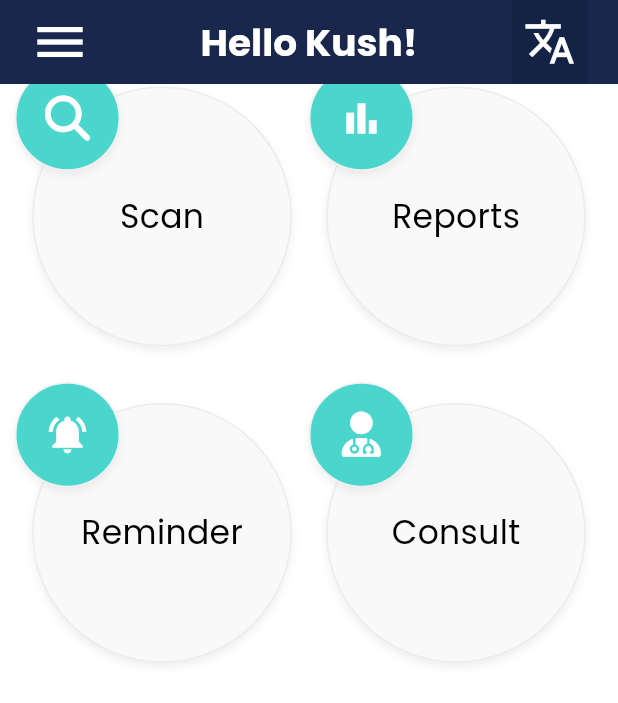
After one commit to Kushagr789/DermAid, a Flutter app: the Dashboard screen opened directly, scrolled down 576 dp, after a tap on the "menu" icon, on a phone screen of 412 x 824 dp. The commit adds this screen. Shown: the top 703 px of the screen. Run offline on Flutter 3.47's test engine with Material 3 defaults, Android fonts, the phone set to English and light mode, and no system bars; our stand-ins replace carousel_slider, dots_indicator, flutter_rating_bar, font_awesome_flutter, google_fonts, shared_preferences and 1 more; accounts and stored records are empty; network calls fail.

Commit message:
Dashboard UI completed

```diff
--- a/lib/Data/Const.dart
+++ b/lib/Data/Const.dart
@@ -1,3 +1,7 @@
+import 'package:flutter/cupertino.dart';
+import 'package:flutter/material.dart';
+import 'package:font_awesome_flutter/font_awesome_flutter.dart';
+
 class DoctorCardData{
   final List<Map>Doctors=[
     {
@@ -66,3 +70,24 @@ class DoctorCardData{
 
   ];
 }
+class FeatureData{
+final List<Map<String,dynamic>> feature=[
+  {
+    'text':"Scan",
+    'icon':FontAwesomeIcons.search,
+  },
+  {
+    'text':"Reports",
+    'icon':Icons.bar_chart,
+  },
+  {
+    'text':"Reminder",
+    'icon':Icons.notifications_active,
+  },
+  {
+    'text':"Consult",
+    'icon':FontAwesomeIcons.userDoctor,
+  },
+
+];
+}
--- /dev/null
+++ b/lib/Screens/Dashboard.dart
@@ -0,0 +1,185 @@
+import 'package:carousel_slider/carousel_slider.dart';
+import 'package:derm_aid/Data/Const.dart';
+import 'package:derm_aid/Widgets/Widgets.dart';
+import 'package:flutter/material.dart';
+import 'package:font_awesome_flutter/font_awesome_flutter.dart';
+
+class Dashboard extends StatefulWidget {
+  const Dashboard({super.key});
+
+  @override
+  State<Dashboard> createState() => _DashboardState();
+}
+
+class _DashboardState extends State<Dashboard> {
+  @override
+  Widget build(BuildContext context) {
+    final size=MediaQuery.of(context).size;
+    return Scaffold(
+      body: CustomScrollView(
+        slivers: [
+          SliverAppBar(
+            leadingWidth: 80,
+            leading: IconButton(onPressed: (){},
+                icon: Icon(Icons.menu,color: Colors.white,size: 40,)
+            ),
+            centerTitle: true,
+            title: Text(
+              "Hello Kush!",
+              style: TextStyle(
+                  fontSize: 25,
+                  fontWeight: FontWeight.bold,
+                  color: Colors.white
+              ),
+            ),
+            actions: [
+              Container(
+                color: Color.fromRGBO(19, 35, 70, 1),
+                margin: EdgeInsets.only(right: 20),
+                child: Center(
+                  child: IconButton(
+                    icon: Icon(Icons.translate,color: Colors.white,size: 35,),
+                    onPressed: (){},
+                  )
+                ),
+              )
+            ],
+            expandedHeight: 300,
+            pinned: true,
+            backgroundColor: Color.fromRGBO(19, 35, 70, 1),
+
+            flexibleSpace: FlexibleSpaceBar(
+
+              background: Stack(
+                fit: StackFit.expand,
+                children: <Widget>[
+                  Container(
+                    color: Color.fromRGBO(19, 35, 70, 1),
+                  ),
+                  Positioned(
+                    top: 140,
+                    child: Container(
+
+                        padding: EdgeInsets.only(left: 24),
+                        child: Column(
+                          mainAxisAlignment: MainAxisAlignment.center,
+                          crossAxisAlignment: CrossAxisAlignment.start,
+                          children: [
+                            Text("Scan.",
+                              style: TextStyle(
+                                  color: Colors.white,
+                                  fontSize: 34,
+                                  fontWeight: FontWeight.bold
+                              ),
+                            ),
+                            Text("Diagnos.",
+                              style: TextStyle(
+                                  color: Colors.white,
+                                  fontSize: 34,
+                                  fontWeight: FontWeight.bold
+                              ),
+                            ),
+                            Text("Get Cured.",
+                              style: TextStyle(
+                                  color: Colors.white,
+                                  fontSize: 34,
+                                  fontWeight: FontWeight.bold
+                              ),
+                            ),
+                          ],
+                        )
+                    ),
+                  ),
+                  Positioned(
+                    top: 150,
+                    right: 20,
+                    child: Container(
+                        height: size.height*0.18,
+                        width: size.width*0.35,
+                        decoration: BoxDecoration(
+                          image: DecorationImage(
+                            image: AssetImage("assets/images/solar_round-graph-outline.jpg"),
+                            fit: BoxFit.cover
+                          )
+                        ),
+                    ),
+                  )
+
+                ],
+              ),
+            ),
+          ),
+
+          SliverToBoxAdapter(
+            child: Container(
+              decoration: BoxDecoration(
+                  color: Color.fromRGBO(19, 35, 70, 1)
+              ),
+              height: size.height*2,
+              width: double.infinity,
+              child: Container(
+                width: double.infinity,
+                decoration: BoxDecoration(
+                    borderRadius: BorderRadius.only(topLeft: Radius.circular(25),topRight: Radius.circular(25)),
+                    color: Colors.white
+                ),
+
+                child: Column(
+                  crossAxisAlignment: CrossAxisAlignment.start,
+                  children: [
+                    Container(
+                      padding: EdgeInsets.only(top: 20,left: 24,right: 24),
+                      child: Column(
+                        crossAxisAlignment: CrossAxisAlignment.start,
+                        children: [
+                          Text("Top picks for you",
+                            style: TextStyle(
+                                color: Colors.black,
+                                fontSize: 26,
+                                fontWeight: FontWeight.w800
+                            ),
+                          ),
+                          Carousel(),
+                          Text("Explore",
+                            style: TextStyle(
+                              color: Colors.black,
+                              fontSize: 26,
+                              fontWeight: FontWeight.w800
+                            ),
+                          ),
+
+                        ],
+                      ),
+                    ),
+                    Container(
+                      width: double.infinity,
+                      height: size.height,
+                      padding: EdgeInsets.symmetric(horizontal: 10),
+                      child: GridView.builder(
+                        physics: NeverScrollableScrollPhysics(),
+                        itemCount: FeatureData().feature.length,
+                          gridDelegate: SliverGridDelegateWithFixedCrossAxisCount(
+                        crossAxisCount: 2,
+                            mainAxisSpacing: 15
+                      ),
+                          itemBuilder: (context,index){
+                            return Container(
+
+                              height: size.height*0.25,
+                              width: size.width*0.45,
+
+                              child: FeatureCard(text: FeatureData().feature[index]['text'],icon: FeatureData().feature[index]['icon'],size: size),
+                            );
+                          }
+                      ),
+                    )
+                  ],
+                ),
+              ),
+            ),
+          )
+        ],
+      ),
+    );
+  }
+}
--- a/lib/Screens/Login.dart
+++ b/lib/Screens/Login.dart
@@ -1,3 +1,4 @@
+import 'package:derm_aid/Screens/Dashboard.dart';
 import 'package:derm_aid/Screens/DoctorSearch.dart';
 import 'package:derm_aid/Screens/Reminders.dart';
 import 'package:flutter/material.dart';
@@ -34,6 +35,12 @@ class _LogInState extends State<LogIn> {
                   Navigator.push(context, MaterialPageRoute(builder: (context)=>DoctorSearch()));
                 },
               ),
+              ElevatedButton(
+                child: Text('Dashboard'),
+                onPressed: (){
+                  Navigator.push(context, MaterialPageRoute(builder: (context)=>Dashboard()));
+                },
+              ),
             ],
           )
         )
--- a/lib/Widgets/Widgets.dart
+++ b/lib/Widgets/Widgets.dart
@@ -1,3 +1,5 @@
+import 'package:carousel_slider/carousel_slider.dart';
+import 'package:dots_indicator/dots_indicator.dart';
 import 'package:flutter/material.dart';
 import 'package:flutter_rating_bar/flutter_rating_bar.dart';
 
@@ -189,3 +191,138 @@ class Rating extends StatelessWidget{
     );
   }
 }
+
+class Carousel extends StatefulWidget{
+  @override
+  State<Carousel> createState() => _CarouselState();
+}
+
+class _CarouselState extends State<Carousel> {
+  int currentIndex=0;
+  @override
+  Widget build(BuildContext context) {
+
+    return Column(
+      children: [
+        CarouselSlider.builder(
+            itemCount: 3,
+            options: CarouselOptions(
+              viewportFraction: 1,
+              autoPlay: true,
+              onPageChanged: (index,reason)
+                {
+                  setState(() {
+                    currentIndex=index;
+                  });
+                }
+            ),
+            itemBuilder: (context,int index,int a){
+              return Container(
+                width: 500,
+                height: 200,
+                margin: EdgeInsets.all(10),
+                decoration: BoxDecoration(
+                  image: DecorationImage(
+                    image: NetworkImage("https://encrypted-tbn0.gstatic.com/images?q=tbn:ANd9GcTq7O2KSYHMedN0AYqrYvjnpDtnVCWZpbNVYA&usqp=CAU",),
+                    fit: BoxFit.cover,
+                    opacity: 0.86
+                  ),
+                  borderRadius: BorderRadius.circular(17),
+                  border: Border.all(
+                    color: Color.fromRGBO(175, 175, 175, 1),
+                    strokeAlign: BorderSide.strokeAlignOutside,
+                    width: 1
+                  ),
+                  boxShadow: [
+                    BoxShadow(
+                      color: Color.fromRGBO(0, 0, 0, 0.25),
+                      blurRadius: 4,
+                      offset: Offset(0,4),
+                    )
+                  ]
+                ),
+              );
+            }
+
+        ),
+        DotsIndicator(dotsCount: 3,position: currentIndex,
+        decorator: DotsDecorator(
+          color: Color.fromRGBO(175, 175, 175, 1),
+          activeColor: Color.fromRGBO(74, 213, 205, 1),
+
+        ),
+        )
+      ],
+    );
+  }
+}
+
+class FeatureCard extends StatelessWidget{
+  final String text;
+  final icon;
+  final size;
+
+  const FeatureCard({super.key,required this.text,required this.icon,this.size});
+  @override
+  Widget build(BuildContext context) {
+    return Stack(
+      fit: StackFit.loose,
+      children: [
+
+        Align(
+          alignment: Alignment.center,
+          child: Container(
+            margin: EdgeInsets.only(top: 5),
+            height: size.height*0.21,
+            decoration: BoxDecoration(
+              shape: BoxShape.circle,
+              color: Color.fromRGBO(249, 249, 249, 1),
+              border: Border.all(color: Color.fromRGBO(236, 236, 236, 1),strokeAlign: BorderSide.strokeAlignInside,width: 1),
+              boxShadow: [
+                BoxShadow(
+                  color: Color.fromRGBO(190, 190, 190, 0.25),
+                  offset: Offset(0,3),
+                  blurRadius: 4
+                )
+              ]
+            ),
+            child: Center(
+              child: Text(
+                text,
+                style: TextStyle(
+                  color: Colors.black,
+                  fontSize: 22
+                ),
+              ),
+            ),
+          ),
+        ),
+        Container(
+          height: 70,
+          width: 70,
+          decoration: BoxDecoration(
+            color: Color.fromRGBO(74, 213, 205, 1),
+            borderRadius: BorderRadius.circular(35),
+            boxShadow: [
+              BoxShadow(
+                color: Color.fromRGBO(190, 190, 190, 0.25),
+                offset: Offset(0,3),
+                blurRadius: 4
+              )
+            ],
+              border: Border.all(color: Color.fromRGBO(241, 241, 241, 1),strokeAlign: BorderSide.strokeAlignInside,width: 1)
+          ),
+          child: Center(
+            child: Icon(
+              icon,size: 30,color: Colors.white,
+            ),
+          ),
+        ),
+
+
+
+      ],
+    );
+  }
+
+}
```
Also changed, not shown: pubspec.yaml (+6 -2 lines), assets/images/Frame 45.jpg (added), assets/images/solar_round-graph-outline.jpg (added), pubspec.lock.
